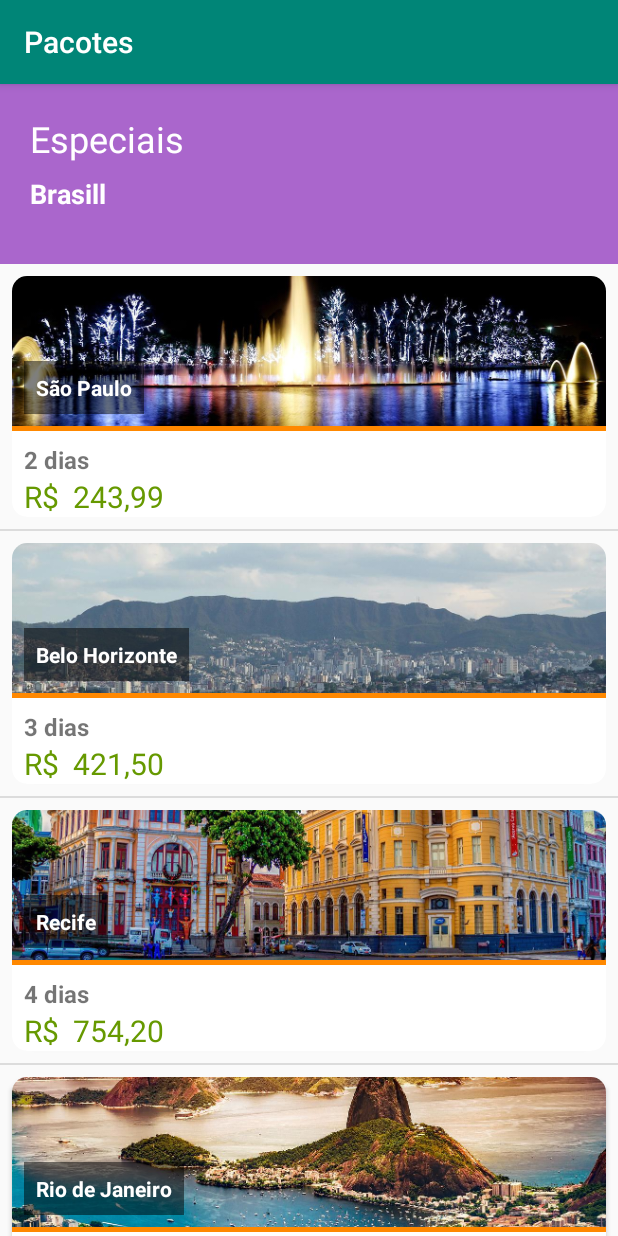
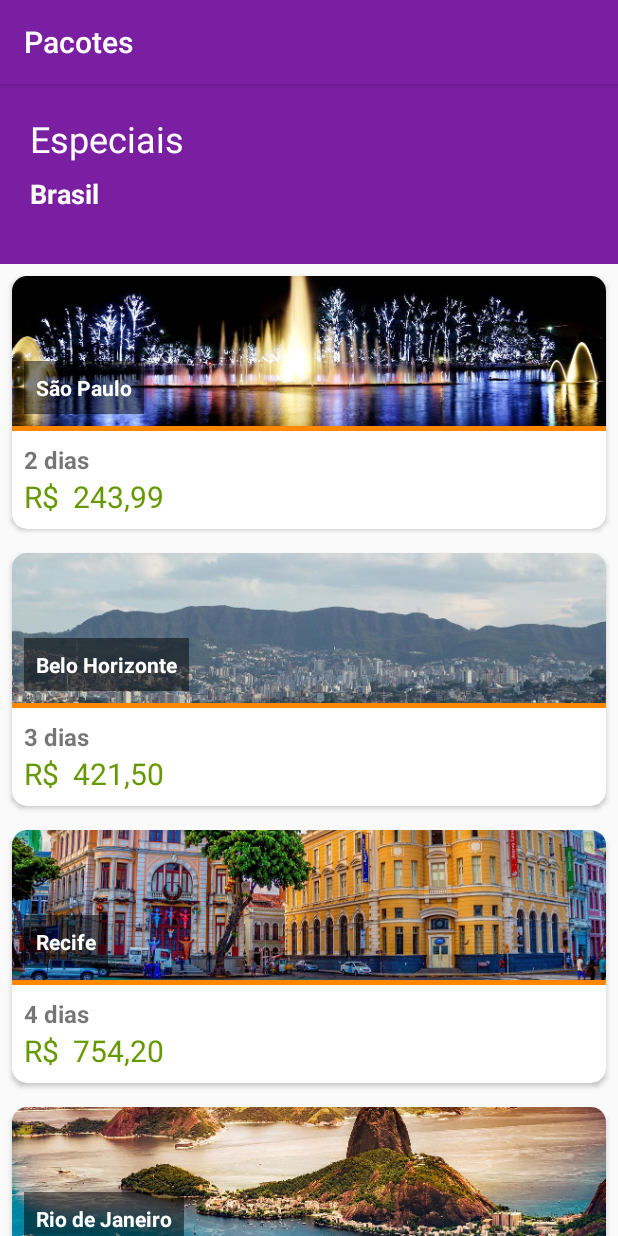
Before and after one commit to gabrieldarlan/projeto_alura_viagem, an Android app: the screen it shows after launch (ListaPacotesActivity), on a phone screen of 412 x 824 dp. Run offline under Robolectric (Android 15) with nearby library versions, the phone set to English and light mode, and no system bars.

Commit message:
refatoracao das views e finalizacao dos layouts

```diff
--- a/app/src/main/res/layout/activity_lista_pacotes.xml
+++ b/app/src/main/res/layout/activity_lista_pacotes.xml
@@ -3,53 +3,59 @@
     xmlns:app="http://schemas.android.com/apk/res-auto"
     xmlns:tools="http://schemas.android.com/tools"
     android:layout_width="match_parent"
-    android:layout_height="match_parent"
-    tools:context=".ui.activity.ListaPacotesActivity">
+    android:layout_height="match_parent">
 
     <ImageView
-        android:id="@+id/imageView"
+        android:id="@+id/lista_pacotes_banner_inicial"
         android:layout_width="0dp"
         android:layout_height="120dp"
+
+        android:contentDescription="@string/conteudo_do_banner_inicial"
         app:layout_constraintBottom_toBottomOf="parent"
         app:layout_constraintEnd_toEndOf="parent"
         app:layout_constraintStart_toStartOf="parent"
         app:layout_constraintTop_toTopOf="parent"
         app:layout_constraintVertical_bias="0.0"
-        app:srcCompat="@android:color/holo_purple" />
+        app:srcCompat="@color/colorPrimary" />
 
     <TextView
-
-        android:id="@+id/textView2"
+        android:id="@+id/lista_pacotes_especiais"
         android:layout_width="wrap_content"
         android:layout_height="wrap_content"
         android:layout_marginStart="20dp"
         android:layout_marginTop="20dp"
-        android:text="Especiais"
+        android:text="@string/especiais"
         android:textColor="@android:color/white"
         android:textSize="24sp"
-        app:layout_constraintStart_toStartOf="parent"
-        app:layout_constraintTop_toTopOf="parent" />
+        app:layout_constraintBottom_toBottomOf="@id/lista_pacotes_banner_inicial"
+        app:layout_constraintEnd_toEndOf="@id/lista_pacotes_banner_inicial"
+        app:layout_constraintHorizontal_bias="0.0"
+        app:layout_constraintStart_toStartOf="@id/lista_pacotes_banner_inicial"
+        app:layout_constraintTop_toTopOf="@id/lista_pacotes_banner_inicial"
+        app:layout_constraintVertical_bias="0.0" />
 
     <TextView
-        android:id="@+id/textView3"
+        android:id="@+id/lista_pacotes_pais"
         android:layout_width="wrap_content"
         android:layout_height="wrap_content"
         android:layout_marginTop="8dp"
-        android:text="Brasill"
+        android:text="@string/pais"
         android:textColor="@android:color/white"
         android:textSize="18sp"
         android:textStyle="bold"
-        app:layout_constraintStart_toStartOf="@id/textView2"
-        app:layout_constraintTop_toBottomOf="@+id/textView2" />
+        app:layout_constraintStart_toStartOf="@id/lista_pacotes_especiais"
+        app:layout_constraintTop_toBottomOf="@+id/lista_pacotes_especiais" />
 
     <ListView
+        android:divider="@null"
+        android:dividerHeight="0dp"
         android:id="@+id/lista_pacotes_listview"
         android:layout_width="0dp"
         android:layout_height="0dp"
         app:layout_constraintBottom_toBottomOf="parent"
         app:layout_constraintEnd_toEndOf="parent"
         app:layout_constraintStart_toStartOf="parent"
-        app:layout_constraintTop_toBottomOf="@id/imageView"
+        app:layout_constraintTop_toBottomOf="@id/lista_pacotes_banner_inicial"
         tools:listitem="@layout/item_pacote" />
 
 
--- a/app/src/main/res/layout/item_pacote.xml
+++ b/app/src/main/res/layout/item_pacote.xml
@@ -16,8 +16,7 @@
         app:layout_constraintEnd_toEndOf="parent"
         app:layout_constraintStart_toStartOf="parent"
         app:layout_constraintTop_toTopOf="parent"
-        app:layout_constraintVertical_bias="0.0"
-        >
+        app:layout_constraintVertical_bias="0.0">
 
         <androidx.constraintlayout.widget.ConstraintLayout
             android:layout_width="match_parent"
@@ -31,7 +30,7 @@
                 app:layout_constraintEnd_toEndOf="parent"
                 app:layout_constraintStart_toStartOf="parent"
                 app:layout_constraintTop_toTopOf="parent"
-                tools:src="@sample/pacotes.json/pacotes/imagem"  />
+                tools:src="@sample/pacotes.json/pacotes/imagem" />
 
             <TextView
                 android:id="@+id/item_pacote_local"
@@ -58,7 +57,7 @@
                 android:background="@android:color/holo_orange_dark"
                 app:layout_constraintEnd_toEndOf="parent"
                 app:layout_constraintStart_toStartOf="parent"
-                app:layout_constraintTop_toBottomOf="@id/item_pacote_imagem"  />
+                app:layout_constraintTop_toBottomOf="@id/item_pacote_imagem" />
 
             <TextView
                 android:id="@+id/item_pacote_dias"
@@ -79,8 +78,10 @@
                 android:layout_height="wrap_content"
                 android:textColor="@android:color/holo_green_dark"
                 android:textSize="20sp"
+                android:layout_marginBottom="8dp"
                 app:layout_constraintStart_toStartOf="@id/item_pacote_dias"
                 app:layout_constraintTop_toBottomOf="@id/item_pacote_dias"
+                app:layout_constraintBottom_toBottomOf="parent"
                 tools:text="@sample/pacotes.json/pacotes/preco" />
 
         </androidx.constraintlayout.widget.ConstraintLayout>
--- a/app/src/main/res/values/colors.xml
+++ b/app/src/main/res/values/colors.xml
@@ -1,6 +1,6 @@
 <?xml version="1.0" encoding="utf-8"?>
 <resources>
-    <color name="colorPrimary">#008577</color>
-    <color name="colorPrimaryDark">#00574B</color>
-    <color name="colorAccent">#D81B60</color>
+    <color name="colorPrimary">#7b1fa2</color>
+    <color name="colorPrimaryDark">#4a0072</color>
+    <color name="colorAccent">#ae52d4</color>
 </resources>
--- a/app/src/main/res/values/strings.xml
+++ b/app/src/main/res/values/strings.xml
@@ -1,3 +1,6 @@
 <resources>
     <string name="app_name">Alura Viagem</string>
+    <string name="especiais">Especiais</string>
+    <string name="pais">Brasil</string>
+    <string name="conteudo_do_banner_inicial">conteudo_do_banner_inicial</string>
 </resources>
```
